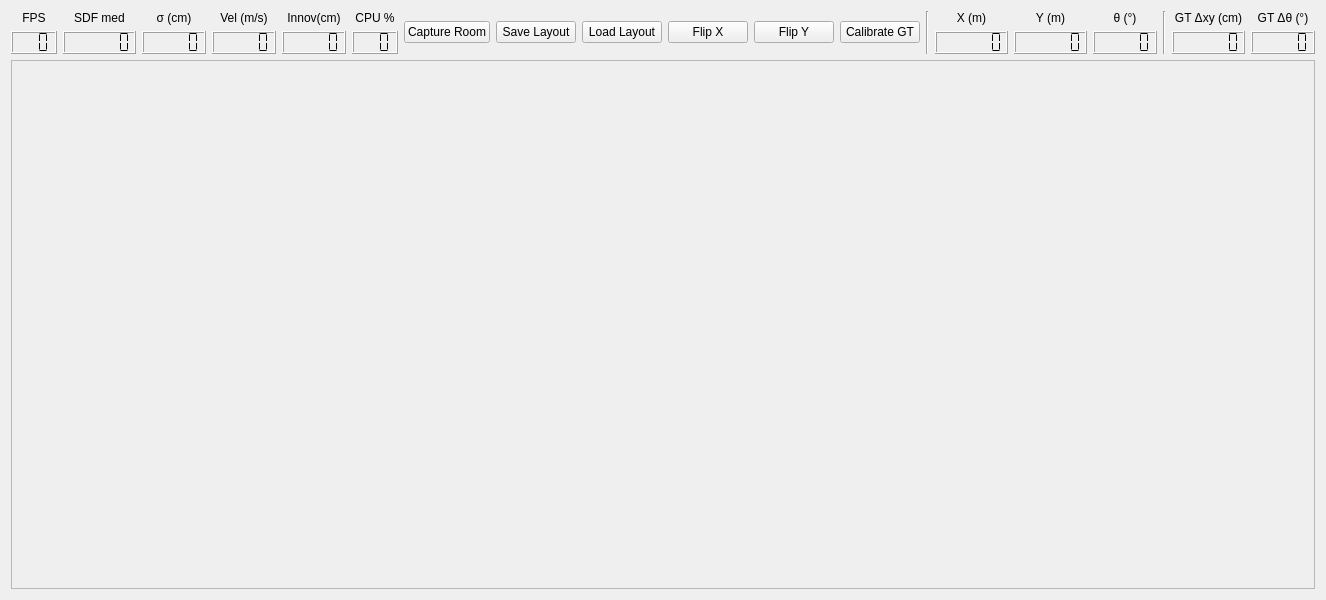
Qt form ainf_slamo/src/mainUI.ui (pbustos/beta-robotica-class) before a commit.
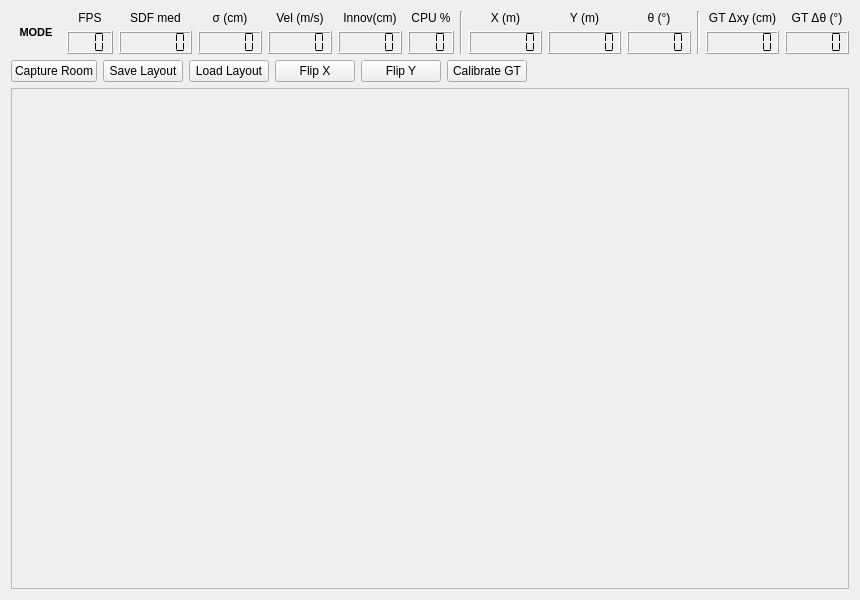
The same form after that commit.

Patch:
```diff
--- a/ainf_slamo/src/mainUI.ui
+++ b/ainf_slamo/src/mainUI.ui
@@ -17,10 +17,30 @@
    <item>
     <layout class="QVBoxLayout" name="verticalLayout">
      <item>
-      <layout class="QHBoxLayout" name="horizontalLayout">
-       <property name="sizeConstraint">
-        <enum>QLayout::SetMinimumSize</enum>
-       </property>
+      <layout class="QHBoxLayout" name="horizontalLayout_row1">
+       <item>
+        <widget class="QLabel" name="label_mode">
+         <property name="text">
+          <string>MODE</string>
+         </property>
+         <property name="alignment">
+          <set>Qt::AlignCenter</set>
+         </property>
+         <property name="minimumSize">
+          <size>
+           <width>50</width>
+           <height>0</height>
+          </size>
+         </property>
+         <property name="font">
+          <font>
+           <pointsize>8</pointsize>
+           <weight>75</weight>
+           <bold>true</bold>
+          </font>
+         </property>
+        </widget>
+       </item>
        <item>
         <layout class="QVBoxLayout" name="verticalLayout_fps">
          <item>
@@ -165,60 +185,6 @@
          </item>
         </layout>
        </item>
-       <item>
-        <widget class="QPushButton" name="pushButton_captureRoom">
-         <property name="text">
-          <string>Capture Room</string>
-         </property>
-         <property name="checkable">
-          <bool>true</bool>
-         </property>
-        </widget>
-       </item>
-       <item>
-        <widget class="QPushButton" name="pushButton_saveLayout">
-         <property name="text">
-          <string>Save Layout</string>
-         </property>
-        </widget>
-       </item>
-       <item>
-        <widget class="QPushButton" name="pushButton_loadLayout">
-         <property name="text">
-          <string>Load Layout</string>
-         </property>
-        </widget>
-       </item>
-       <item>
-        <widget class="QPushButton" name="pushButton_flipX">
-         <property name="text">
-          <string>Flip X</string>
-         </property>
-         <property name="toolTip">
-          <string>Mirror robot position on X axis (fixes symmetry issues)</string>
-         </property>
-        </widget>
-       </item>
-       <item>
-        <widget class="QPushButton" name="pushButton_flipY">
-         <property name="text">
-          <string>Flip Y</string>
-         </property>
-         <property name="toolTip">
-          <string>Mirror robot position on Y axis (fixes symmetry issues)</string>
-         </property>
-        </widget>
-       </item>
-       <item>
-        <widget class="QPushButton" name="pushButton_calibrateGT">
-         <property name="text">
-          <string>Calibrate GT</string>
-         </property>
-         <property name="toolTip">
-          <string>Compute offset between Webots and map frames (requires low SDF)</string>
-         </property>
-        </widget>
-       </item>
        <item>
         <widget class="Line" name="line_separator">
          <property name="orientation">
@@ -355,6 +321,57 @@
        </item>
       </layout>
      </item>
+     <!-- ====== ROW 2: Buttons ====== -->
+     <item>
+      <layout class="QHBoxLayout" name="horizontalLayout_row2">
+       <item>
+        <widget class="QPushButton" name="pushButton_captureRoom">
+         <property name="text"><string>Capture Room</string></property>
+         <property name="checkable"><bool>true</bool></property>
+        </widget>
+       </item>
+       <item>
+        <widget class="QPushButton" name="pushButton_saveLayout">
+         <property name="text"><string>Save Layout</string></property>
+        </widget>
+       </item>
+       <item>
+        <widget class="QPushButton" name="pushButton_loadLayout">
+         <property name="text"><string>Load Layout</string></property>
+        </widget>
+       </item>
+       <item>
+        <widget class="QPushButton" name="pushButton_flipX">
+         <property name="text"><string>Flip X</string></property>
+         <property name="toolTip"><string>Mirror robot position on X axis (fixes symmetry issues)</string></property>
+        </widget>
+       </item>
+       <item>
+        <widget class="QPushButton" name="pushButton_flipY">
+         <property name="text"><string>Flip Y</string></property>
+         <property name="toolTip"><string>Mirror robot position on Y axis (fixes symmetry issues)</string></property>
+        </widget>
+       </item>
+       <item>
+        <widget class="QPushButton" name="pushButton_calibrateGT">
+         <property name="text"><string>Calibrate GT</string></property>
+         <property name="toolTip"><string>Compute offset between Webots and map frames (requires low SDF)</string></property>
+        </widget>
+       </item>
+       <item>
+        <spacer name="horizontalSpacer_buttons">
+         <property name="orientation"><enum>Qt::Horizontal</enum></property>
+         <property name="sizeHint" stdset="0">
+          <size>
+           <width>40</width>
+           <height>20</height>
+          </size>
+         </property>
+        </spacer>
+       </item>
+      </layout>
+     </item>
+     <!-- ====== Viewer frame ====== -->
      <item>
       <widget class="QFrame" name="frame">
        <property name="sizePolicy">
```
Left out of the diff: 185 changed lines with no effect on the pictures.
